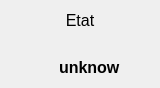
This is stateFrame.ui in coucou1121/Datalogger as Qt 5 draws it before an edit. The edited form follows.
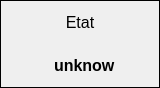
This is the edited form.

Commit message: Add mainWindows StatusBar with buttons Left info with frame

Patch:
```diff
--- a/stateFrame.ui
+++ b/stateFrame.ui
@@ -27,7 +27,26 @@
     <number>0</number>
    </property>
    <item row="0" column="0">
+    <widget class="QFrame" name="">
+     <property name="frameShape">
+      <enum>QFrame::Panel</enum>
+     </property>
     <layout class="QVBoxLayout" name="verticalLayout">
+      <property name="spacing">
+       <number>0</number>
+      </property>
+      <property name="leftMargin">
+       <number>0</number>
+      </property>
+      <property name="topMargin">
+       <number>0</number>
+      </property>
+      <property name="rightMargin">
+       <number>0</number>
+      </property>
+      <property name="bottomMargin">
+       <number>0</number>
+      </property>
      <item>
       <widget class="QLabel" name="labelTitleEState">
        <property name="font">
@@ -114,6 +133,7 @@
       </layout>
      </item>
     </layout>
+    </widget>
    </item>
   </layout>
  </widget>
```
Lines whose indentation alone changed are shown as unchanged. The commit also changes 14 other files.
